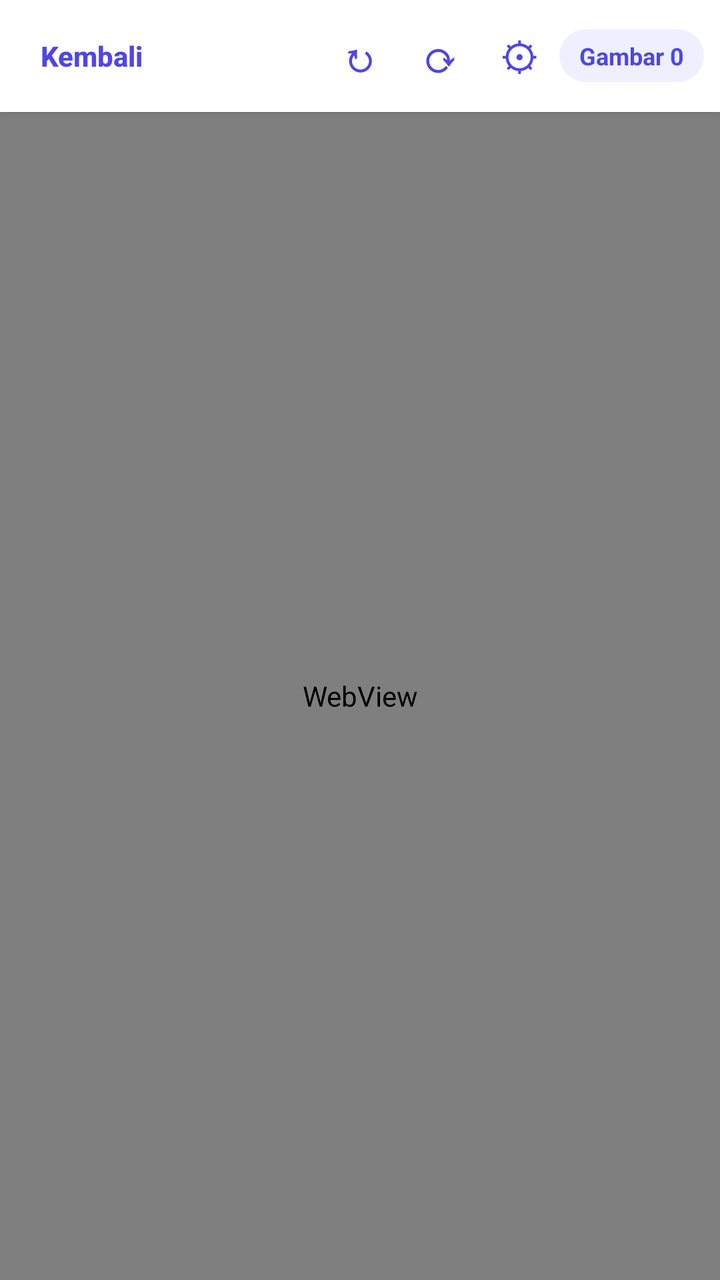
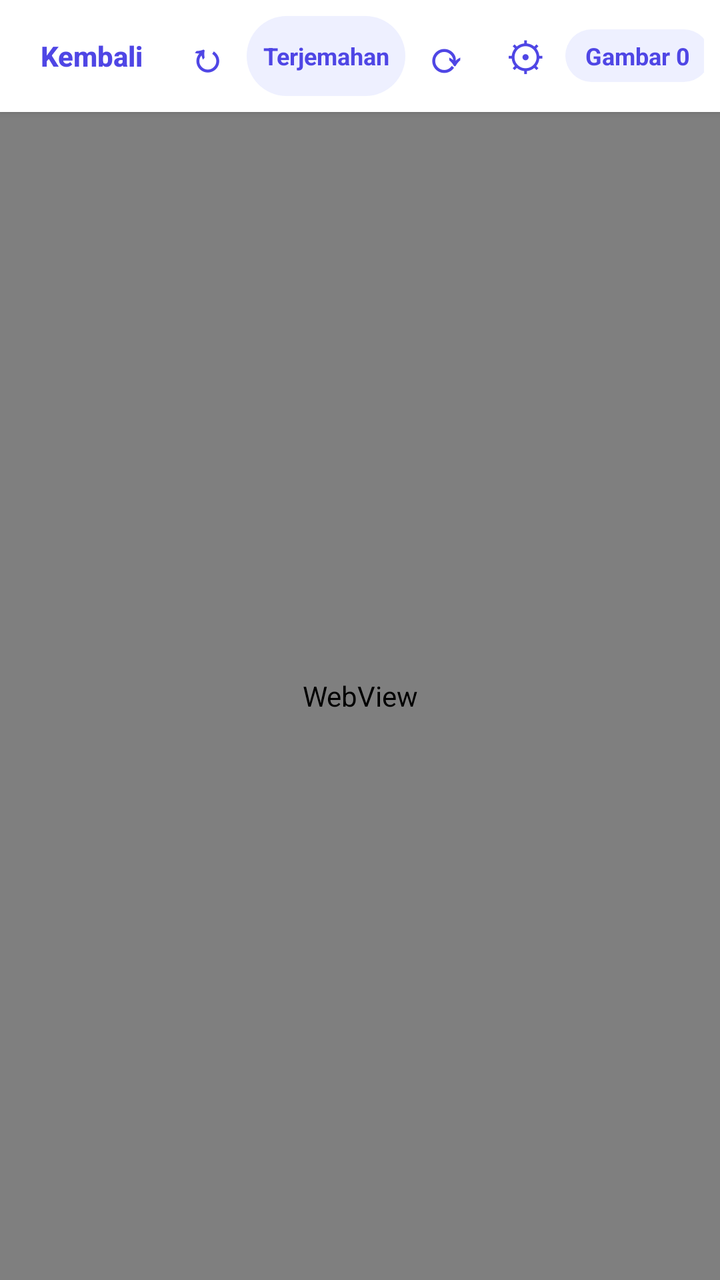

Two renders of the same Android screen: before a commit and after it. Below are the layout's source before the change and the commit's diff.
<!-- AndroidManifest.xml: another module's activity theme Theme.MangaLens -->
<!-- res/layout/activity_reader.xml -->
<?xml version="1.0" encoding="utf-8"?>
<LinearLayout xmlns:android="http://schemas.android.com/apk/res/android"
    android:layout_width="match_parent"
    android:layout_height="match_parent"
    android:background="@color/mangalens_window"
    android:orientation="vertical">

    <LinearLayout
        android:layout_width="match_parent"
        android:layout_height="wrap_content"
        android:background="@color/mangalens_card"
        android:elevation="2dp"
        android:gravity="center_vertical"
        android:orientation="horizontal"
        android:paddingStart="@dimen/space_s"
        android:paddingTop="@dimen/space_xs"
        android:paddingEnd="@dimen/space_s"
        android:paddingBottom="@dimen/space_xs">

        <Button
            android:id="@+id/backButton"
            style="?attr/borderlessButtonStyle"
            android:layout_width="wrap_content"
            android:layout_height="wrap_content"
            android:minWidth="0dp"
            android:text="@string/reader_back"
            android:textAllCaps="false"
            android:textColor="?attr/colorPrimary"
            android:textStyle="bold" />

        <TextView
            android:id="@+id/titleView"
            android:layout_width="0dp"
            android:layout_height="wrap_content"
            android:layout_weight="1"
            android:ellipsize="end"
            android:maxLines="1"
            android:textColor="@color/mangalens_on_surface"
            android:textSize="15sp"
            android:textStyle="bold" />

        <TextView
            android:id="@+id/reloadButton"
            android:layout_width="40dp"
            android:layout_height="40dp"
            android:clickable="true"
            android:contentDescription="@string/reader_reload_page"
            android:focusable="true"
            android:gravity="center"
            android:text="↻"
            android:textColor="?attr/colorPrimary"
            android:textSize="20sp"
            android:textStyle="bold" />

        <TextView
            android:id="@+id/retranslateButton"
            android:layout_width="40dp"
            android:layout_height="40dp"
            android:clickable="true"
            android:contentDescription="@string/reader_retranslate"
            android:focusable="true"
            android:gravity="center"
            android:text="⟳"
            android:textColor="?attr/colorPrimary"
            android:textSize="21sp"
            android:textStyle="bold" />

        <TextView
            android:id="@+id/readerSettingsButton"
            android:layout_width="40dp"
            android:layout_height="40dp"
            android:clickable="true"
            android:contentDescription="@string/reader_settings"
            android:focusable="true"
            android:gravity="center"
            android:text="⚙"
            android:textColor="?attr/colorPrimary"
            android:textSize="20sp" />

        <TextView
            android:id="@+id/imageCountButton"
            android:layout_width="wrap_content"
            android:layout_height="wrap_content"
            android:background="@drawable/bg_chip"
            android:clickable="true"
            android:focusable="true"
            android:paddingStart="10dp"
            android:paddingTop="5dp"
            android:paddingEnd="10dp"
            android:paddingBottom="5dp"
            android:text="@string/image_count_initial"
            android:textColor="?attr/colorPrimary"
            android:textSize="12sp"
            android:textStyle="bold" />
    </LinearLayout>

    <ProgressBar
        android:id="@+id/progressBar"
        style="?android:attr/progressBarStyleHorizontal"
        android:layout_width="match_parent"
        android:layout_height="3dp"
        android:max="100"
        android:visibility="gone" />

    <FrameLayout
        android:layout_width="match_parent"
        android:layout_height="0dp"
        android:layout_weight="1">

        <WebView
            android:id="@+id/webView"
            android:layout_width="match_parent"
            android:layout_height="match_parent" />

        <TextView
            android:id="@+id/errorView"
            android:layout_width="match_parent"
            android:layout_height="wrap_content"
            android:layout_gravity="center"
            android:gravity="center"
            android:padding="@dimen/space_m"
            android:textColor="@color/mangalens_error"
            android:visibility="gone" />
    </FrameLayout>

</LinearLayout>
<!-- resources referenced by this layout -->
<resources>
  <color name="mangalens_card">#FFFFFF</color>
  <color name="mangalens_error">#B3261E</color>
  <color name="mangalens_on_surface">#171725</color>
  <color name="mangalens_window">#F5F6FA</color>
  <dimen name="space_m">16dp</dimen>
  <dimen name="space_s">8dp</dimen>
  <dimen name="space_xs">4dp</dimen>
  <!-- drawable bg_chip (drawable) -->
  <?xml version="1.0" encoding="utf-8"?>
  <shape xmlns:android="http://schemas.android.com/apk/res/android"
      android:shape="rectangle">
      <solid android:color="?attr/colorPrimaryLight" />
      <corners android:radius="20dp" />
  </shape>
  <string name="image_count_initial">Gambar 0</string>
  <string name="reader_back">Kembali</string>
  <string name="reader_reload_page">Muat ulang halaman</string>
  <string name="reader_retranslate">Terjemahkan ulang</string>
  <string name="reader_settings">Pengaturan</string>
  <style name="Theme.MangaLens" parent="Theme.MangaLens.Purple" />
  <style name="Theme.MangaLens.Purple" parent="Theme.MangaLens.Base">
          <item name="colorPrimary">@color/accent_purple</item>
          <item name="colorPrimaryDark">@color/accent_purple_dark</item>
          <item name="colorAccent">@color/accent_purple</item>
          <item name="colorPrimaryLight">@color/accent_purple_light</item>
      </style>
  <style name="Theme.MangaLens.Base" parent="Theme.AppCompat.DayNight.NoActionBar">
          <item name="colorPrimary">@color/accent_purple</item>
          <item name="colorPrimaryDark">@color/accent_purple_dark</item>
          <item name="colorAccent">@color/accent_purple</item>
          <item name="colorPrimaryLight">@color/accent_purple_light</item>
          <item name="android:windowBackground">@color/mangalens_window</item>
          <item name="android:navigationBarColor">@color/mangalens_window</item>
          <item name="android:textColorPrimary">@color/mangalens_on_surface</item>
          <item name="android:textColorSecondary">@color/mangalens_muted</item>
          <item name="android:textColorHint">@color/mangalens_muted</item>
      </style>
  <color name="accent_purple">#4F46E5</color>
  <color name="accent_purple_dark">#312E81</color>
  <color name="accent_purple_light">#EEF0FF</color>
  <color name="mangalens_muted">#6B6B7B</color>
</resources>

<!-- the commit's change to res/layout/activity_reader.xml (unified diff, before → after) -->
@@ -53,6 +53,22 @@
             android:textStyle="bold" />
 
         <TextView
+            android:id="@+id/modeButton"
+            android:layout_width="wrap_content"
+            android:layout_height="40dp"
+            android:background="@drawable/bg_chip"
+            android:clickable="true"
+            android:contentDescription="@string/reader_mode_toggle"
+            android:focusable="true"
+            android:gravity="center"
+            android:paddingStart="8dp"
+            android:paddingEnd="8dp"
+            android:text="@string/reader_mode_translated"
+            android:textColor="?attr/colorPrimary"
+            android:textSize="12sp"
+            android:textStyle="bold" />
+
+        <TextView
             android:id="@+id/retranslateButton"
             android:layout_width="40dp"
             android:layout_height="40dp"
@@ -102,6 +118,19 @@
         android:max="100"
         android:visibility="gone" />
 
+    <TextView
+        android:id="@+id/statusView"
+        android:layout_width="match_parent"
+        android:layout_height="wrap_content"
+        android:background="@color/mangalens_card"
+        android:paddingStart="@dimen/space_m"
+        android:paddingTop="4dp"
+        android:paddingEnd="@dimen/space_m"
+        android:paddingBottom="4dp"
+        android:textColor="@color/mangalens_on_surface"
+        android:textSize="12sp"
+        android:visibility="gone" />
+
     <FrameLayout
         android:layout_width="match_parent"
         android:layout_height="0dp"
<!-- resource entries referenced after the edit -->
@@ -16,6 +16,8 @@
   </shape>
   <string name="image_count_initial">Gambar 0</string>
   <string name="reader_back">Kembali</string>
+  <string name="reader_mode_toggle">Ganti mode gambar: asli atau terjemahan</string>
+  <string name="reader_mode_translated">Terjemahan</string>
   <string name="reader_reload_page">Muat ulang halaman</string>
   <string name="reader_retranslate">Terjemahkan ulang</string>
   <string name="reader_settings">Pengaturan</string>
